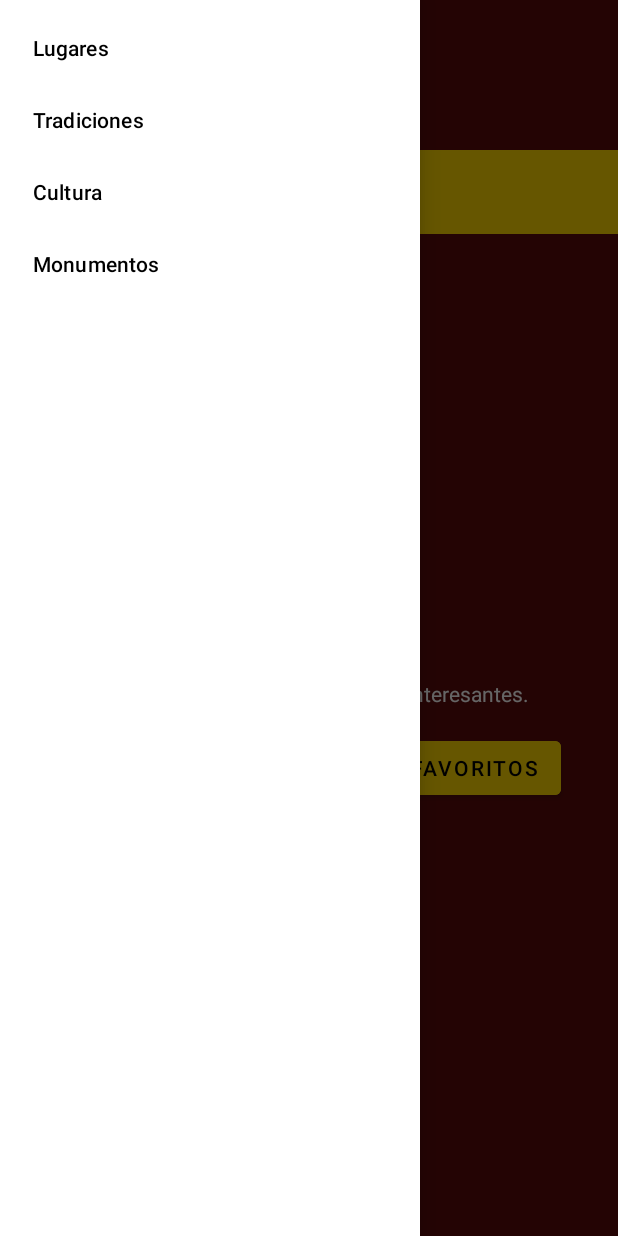
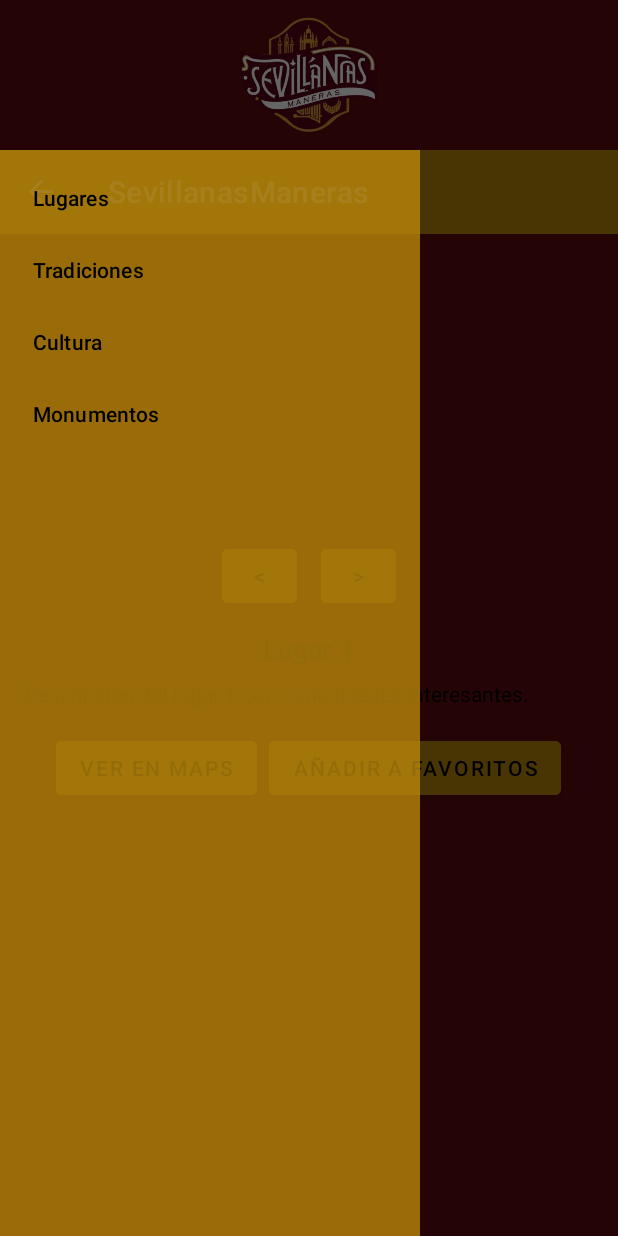
Before and after one commit to martinizqcue/TFG_IzquierdoCuevasMartin, an Android app: the PrincipalActivity screen opened directly, with no data from a screen before it, with the side drawer open, on a phone screen of 412 x 824 dp. Run offline under Robolectric (Android 15) with nearby library versions, the phone set to English and light mode, and no system bars.

Commit message:
Mejorado la barra de navegación de la página principal.

```diff
--- a/app/src/main/res/layout/activity_principal.xml
+++ b/app/src/main/res/layout/activity_principal.xml
@@ -21,19 +21,17 @@
             android:layout_height="100dp"
             android:scaleType="fitCenter"
             android:src="@drawable/sevillanas_logo"
-            android:background="#5B0A0A"/>
+            android:background="#5B0A0A" />
 
         <!-- Barra de navegación superior -->
         <androidx.appcompat.widget.Toolbar
             android:id="@+id/toolbar"
             android:layout_width="match_parent"
             android:layout_height="wrap_content"
-            android:background="#FFD700"
+            android:textColor="#000"
+            android:background="#B8860B"
             android:theme="@style/ThemeOverlay.AppCompat.Dark.ActionBar"
-            android:popupTheme="@style/ThemeOverlay.AppCompat.Light">
-
-            <!-- Esto se manejará desde el Activity -->
-        </androidx.appcompat.widget.Toolbar>
+            android:popupTheme="@style/ThemeOverlay.AppCompat.Light" />
 
         <!-- Contenido debajo de la barra -->
         <LinearLayout
@@ -51,9 +49,8 @@
                 android:layout_width="300dp"
                 android:layout_height="180dp"
                 android:scaleType="centerCrop"
+                android:layout_marginBottom="8dp" />
 
-                android:layout_marginBottom="8dp" />
-            <!--android:src="@drawable/imagen_lugar1"-->
             <!-- Flechas de navegación -->
             <LinearLayout
                 android:layout_width="wrap_content"
@@ -67,7 +64,7 @@
                     android:layout_width="50dp"
                     android:layout_height="wrap_content"
                     android:backgroundTint="#B8860B"
-                    android:textColor="#000"/>
+                    android:textColor="#000" />
 
                 <Button
                     android:id="@+id/nextButton"
@@ -76,7 +73,7 @@
                     android:layout_height="wrap_content"
                     android:backgroundTint="#B8860B"
                     android:textColor="#000"
-                    android:layout_marginStart="16dp"/>
+                    android:layout_marginStart="16dp" />
             </LinearLayout>
 
             <!-- Nombre del lugar -->
@@ -88,7 +85,7 @@
                 android:textStyle="bold"
                 android:textSize="18sp"
                 android:layout_marginTop="12dp"
-                android:textColor="#FFFFFF" />
+                android:textColor="#000" />
 
             <!-- Descripción -->
             <TextView
@@ -97,7 +94,7 @@
                 android:layout_height="wrap_content"
                 android:text="Descripción y curiosidades..."
                 android:layout_marginTop="8dp"
-                android:textColor="#FFFFFF" />
+                android:textColor="#000" />
 
             <!-- Botones -->
             <LinearLayout
@@ -114,26 +111,34 @@
                     android:layout_height="wrap_content"
                     android:backgroundTint="#B8860B"
                     android:textColor="#000000"
-                    android:layout_marginEnd="8dp"/>
+                    android:layout_marginEnd="8dp" />
 
                 <Button
                     android:id="@+id/favoritoButton"
                     android:text="Añadir a Favoritos"
                     android:layout_width="wrap_content"
                     android:layout_height="wrap_content"
-                    android:backgroundTint="#FFD700"
-                    android:textColor="#000000"/>
+                    android:backgroundTint="#B8860B"
+                    android:textColor="#000000" />
             </LinearLayout>
         </LinearLayout>
     </LinearLayout>
 
-    <!-- Menú lateral (Drawer) -->
-    <com.google.android.material.navigation.NavigationView
-        android:id="@+id/navigation_view"
-        android:layout_width="wrap_content"
+    <!-- Menú lateral (Drawer), alineado con Toolbar y fondo naranja translúcido -->
+    <FrameLayout
+        android:layout_width="match_parent"
         android:layout_height="match_parent"
-        android:layout_gravity="start"
-        android:background="#FFFFFF"
-        app:menu="@menu/nav_drawer_menu"
-        />
+        android:layout_gravity="start">
+
+        <com.google.android.material.navigation.NavigationView
+            android:id="@+id/navigation_view"
+            android:layout_width="wrap_content"
+            android:layout_height="match_parent"
+            android:layout_marginTop="100dp"
+            android:background="#CCB8860B"
+            app:menu="@menu/nav_drawer_menu"
+            app:itemTextColor="@android:color/black"
+            app:itemIconTint="@android:color/black" />
+    </FrameLayout>
+
 </androidx.drawerlayout.widget.DrawerLayout>
```
Also changed, not shown: app/src/main/java/com/example/sevillanasmaneras/PrincipalActivity.kt (+7 -4 lines).
